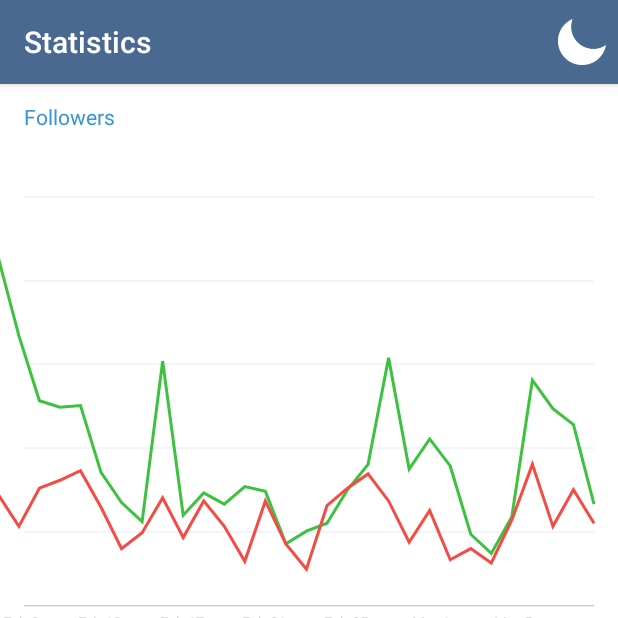
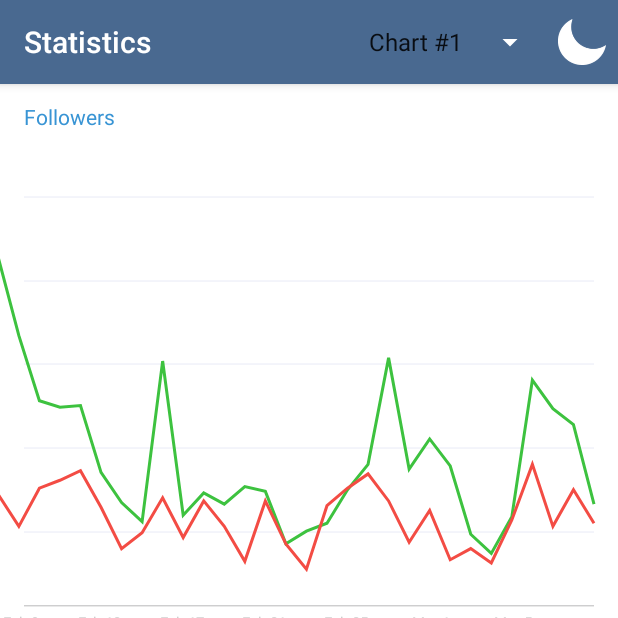
Before and after one commit to elec60/TelegramContestChart, an Android app: the screen it shows after launch (MainActivity), on a phone screen of 412 x 824 dp, the top half of it. Run offline under Robolectric (Android 15) with nearby library versions, the phone set to English and light mode, and no system bars.

Commit message:
initial commit

```diff
--- a/app/src/main/java/com/hm60/telegramcontestchart/MainActivity.java
+++ b/app/src/main/java/com/hm60/telegramcontestchart/MainActivity.java
@@ -7,14 +7,14 @@ import android.support.v7.app.AppCompatActivity;
 import android.os.Bundle;
 import android.support.v7.app.AppCompatDelegate;
 import android.support.v7.widget.AppCompatCheckBox;
-import android.support.v7.widget.AppCompatTextView;
-import android.text.StaticLayout;
 import android.view.Menu;
 import android.view.MenuItem;
-import android.widget.CheckBox;
+import android.view.View;
+import android.widget.AdapterView;
+import android.widget.ArrayAdapter;
 import android.widget.CompoundButton;
 import android.widget.LinearLayout;
-import android.widget.Toast;
+import android.widget.Spinner;
 
 import com.hm60.telegramcontestchart.ui.component.TelegramChart;
 import com.hm60.telegramcontestchart.util.PrefUtil;
@@ -32,7 +32,10 @@ import java.util.List;
 public class MainActivity extends AppCompatActivity {
 
     TelegramChart chart;
-    boolean isNightMode = false;
+    LinearLayout checkBoxesContainer;
+
+    private MenuItem mSpinnerItem1 = null;
+    CharSequence[] sequences = new CharSequence[5];
 
     @Override
     protected void onCreate(Bundle savedInstanceState) {
@@ -42,38 +45,40 @@ public class MainActivity extends AppCompatActivity {
         boolean night = PrefUtil.getBoolean(R.string.preference_key_night_mode_enabled, false);
         if (night) {
             AppCompatDelegate.setDefaultNightMode(AppCompatDelegate.MODE_NIGHT_YES);
-        }else {
+        } else {
             AppCompatDelegate.setDefaultNightMode(AppCompatDelegate.MODE_NIGHT_NO);
         }
 
         setContentView(R.layout.activity_main);
 
-        LinearLayout container = findViewById(R.id.checkbox_container);
+        checkBoxesContainer = findViewById(R.id.checkbox_container);
 
         if (getSupportActionBar() != null) {
             getSupportActionBar().setTitle("Statistics");
         }
 
-
         chart = findViewById(R.id.chart);
 
+        for (int i = 0; i < sequences.length; i++) {
+            sequences[i] = "Chart #" + (i + 1);
+        }
+
+
+        setDataByIndex(0);
+
+    }
+
+    private void setDataByIndex(int index) {
         JSONArray jsonArray = readJsonDataFromAssets("chart_data.json");
 
-        int chartsCount = jsonArray.length();
-        chartsCount = 1;
-
-        for (int i = 0; i < chartsCount; i++) {
         try {
-                JSONObject jsonObject = jsonArray.getJSONObject(i);
+            JSONObject jsonObject = jsonArray.getJSONObject(index);
             JSONArray columnsJSONArray = jsonObject.getJSONArray("columns");
             JSONObject namesJSONObject = jsonObject.getJSONObject("names");
             JSONObject colorsJSONObject = jsonObject.getJSONObject("colors");
             JSONObject typesJSONObject = jsonObject.getJSONObject("types");
 
             int columnsCount = columnsJSONArray.length();
-                if (columnsCount == 0) {
-                    continue;
-                }
 
             JSONArray xArray = columnsJSONArray.getJSONArray(0);
             long[] xData = new long[xArray.length() - 1];
@@ -102,18 +107,17 @@ public class MainActivity extends AppCompatActivity {
 
             chart.setData(yDataList, xData, names, colors, types, "Followers");
 
+            checkBoxesContainer.removeAllViews();
             for (int i1 = 0; i1 < yDataList.size(); i1++) {
                 String name = names[i1];
                 String color = colors[i1];
 
-                    container.addView(createCheckBox(i1, name, color));
+                checkBoxesContainer.addView(createCheckBox(i1, name, color));
             }
 
         } catch (JSONException e) {
             e.printStackTrace();
         }
-        }
-
     }
 
     @SuppressLint("RestrictedApi")
@@ -170,8 +174,34 @@ public class MainActivity extends AppCompatActivity {
     @Override
     public boolean onCreateOptionsMenu(Menu menu) {
         getMenuInflater().inflate(R.menu.menu, menu);
+        mSpinnerItem1 = menu.findItem(R.id.menu_spinner1);
+        View view1 = mSpinnerItem1.getActionView();
+        if (view1 instanceof Spinner) {
+            final Spinner spinner = (Spinner) view1;
 
-        return super.onCreateOptionsMenu(menu);
+
+            ArrayAdapter<CharSequence> adapter = new ArrayAdapter<>(this,
+                    android.R.layout.simple_spinner_item,
+                    sequences);
+
+            adapter.setDropDownViewResource(android.R.layout.simple_spinner_dropdown_item);
+
+            spinner.setAdapter(adapter);
+
+            spinner.setOnItemSelectedListener(new AdapterView.OnItemSelectedListener() {
+                @Override
+                public void onItemSelected(AdapterView<?> parent, View view, int position, long id) {
+                    setDataByIndex(position);
+                }
+
+                @Override
+                public void onNothingSelected(AdapterView<?> parent) {
+
+                }
+            });
+        }
+
+        return true;
     }
 
     @Override
--- a/app/src/main/java/com/hm60/telegramcontestchart/ui/component/TelegramChart.java
+++ b/app/src/main/java/com/hm60/telegramcontestchart/ui/component/TelegramChart.java
@@ -19,6 +19,7 @@ import android.text.TextPaint;
 import android.util.AttributeSet;
 import android.view.MotionEvent;
 import android.view.View;
+import android.widget.Toast;
 
 import com.hm60.telegramcontestchart.AndroidUtilities;
 import com.hm60.telegramcontestchart.R;
@@ -126,7 +127,7 @@ public class TelegramChart extends View {
         backLinesPaint.setColor(getResources().getColor(R.color.xAxisColor));
         backLinesPaint.setStyle(Paint.Style.STROKE);
 
-        textPaint.setColor(0xFF84919A);
+        textPaint.setColor(getResources().getColor(R.color.textColor));
         textPaint.setTextSize(AndroidUtilities.dp(10));
 
         indicatorCirclePaint.setColor(getResources().getColor(R.color.chartBackgroundColor));
@@ -438,6 +439,7 @@ public class TelegramChart extends View {
         float r = w1 / T;
         int N = (int) (chartData.xDataOriginal.length * r);
         int iStep = N / 6;
+        textPaint.setColor(getResources().getColor(R.color.textColor));
         textPaint.setTextSize(AndroidUtilities.dp(10));
 
         textPaint.setColor(Color.LTGRAY);
@@ -456,7 +458,11 @@ public class TelegramChart extends View {
             canvas.drawText(label.text, label.x - w, label.y, textPaint);
         }
 
+        // TODO: 3/24/19 Tooltip size should be dynamic based on data
         if (showTooltip) {
+            if (chartData.yDataOriginal.size() == 4) {
+                Toast.makeText(getContext(), "Unfortunately i was busy, so couldn't create dynamic Tooltip size and texts positions, but im able to create better one, animations have same excuse:)", Toast.LENGTH_LONG).show();
+            }
             indicatorLinePath.reset();
 
             for (Path tooltipPath : tooltipPaths) {
@@ -536,13 +542,13 @@ public class TelegramChart extends View {
                     textPaint.setColor(paints[i].getColor());
                     textPaint.setTypeface(Typeface.DEFAULT_BOLD);
                     canvas.drawText(String.valueOf(count),
-                            titleTextX + n % 2 * AndroidUtilities.dp(40),
+                            titleTextX + n % 2 * AndroidUtilities.dp(42),
                             titleTextY + (float) Math.ceil((n + 1) / 2f) * AndroidUtilities.dp(20),
                             textPaint);
 
                     textPaint.setTypeface(null);
                     canvas.drawText(name,
-                            titleTextX + n % 2 * AndroidUtilities.dp(40),
+                            titleTextX + n % 2 * AndroidUtilities.dp(42),
                             titleTextY + (float) Math.ceil((n + 1) / 2f) * AndroidUtilities.dp(32),
                             textPaint);
 
@@ -579,6 +585,8 @@ public class TelegramChart extends View {
                     circlePoint.x = x;
                     circlePoint.y = y;
                     startCircleAnimation(false);
+                    getParent().requestDisallowInterceptTouchEvent(true);
+
                     return true;
                 }
 
@@ -591,6 +599,8 @@ public class TelegramChart extends View {
                     circlePoint.x = x;
                     circlePoint.y = y;
                     startCircleAnimation(false);
+                    getParent().requestDisallowInterceptTouchEvent(true);
+
                     return true;
                 }
 
@@ -602,6 +612,8 @@ public class TelegramChart extends View {
                     circlePoint.x = x;
                     circlePoint.y = y;
                     startCircleAnimation(false);
+                    getParent().requestDisallowInterceptTouchEvent(true);
+
                     return true;
                 }
 
--- a/app/src/main/res/layout/activity_main.xml
+++ b/app/src/main/res/layout/activity_main.xml
@@ -9,7 +9,9 @@
         android:layout_width="match_parent"
         android:layout_height="wrap_content"
         android:orientation="vertical"
-        tools:context=".MainActivity">
+        tools:context=".MainActivity"
+        android:clipChildren="false"
+        android:clipToPadding="true">
 
         <TextView
             android:layout_width="match_parent"
--- a/app/src/main/res/menu/menu.xml
+++ b/app/src/main/res/menu/menu.xml
@@ -1,8 +1,18 @@
 <?xml version="1.0" encoding="utf-8"?>
 <menu xmlns:android="http://schemas.android.com/apk/res/android"
     xmlns:app="http://schemas.android.com/apk/res-auto">
+
     <item android:id="@+id/nightMode"
         android:title="@string/menu_title"
         app:showAsAction="always"
+        android:orderInCategory="1"
         android:icon="@drawable/moon" />
+
+    <item
+        android:title=""
+        android:id="@+id/menu_spinner1"
+        app:showAsAction="always"
+        app:actionViewClass="android.widget.Spinner" />
+
+
 </menu>
--- a/app/src/main/res/values-night/colors.xml
+++ b/app/src/main/res/values-night/colors.xml
@@ -14,6 +14,8 @@
     <color name="tooltipBackColor">#ff202b38</color>
     <color name="tooltipTitleTextColor">#ffffffff</color>
     <color name="shadowColor">#1a232e</color>
+    <color name="textColor">#ff506372</color>
+
 
 
 
--- a/app/src/main/res/values/colors.xml
+++ b/app/src/main/res/values/colors.xml
@@ -13,5 +13,6 @@
     <color name="blurColor">#A1F6F8FE</color>
     <color name="indicatorLineColor">#FFDFE6EB</color>
     <color name="shadowColor">#969696</color>
+    <color name="textColor">#FF84919A</color>
 
 </resources>
```
Lines whose indentation alone changed are shown as unchanged.
